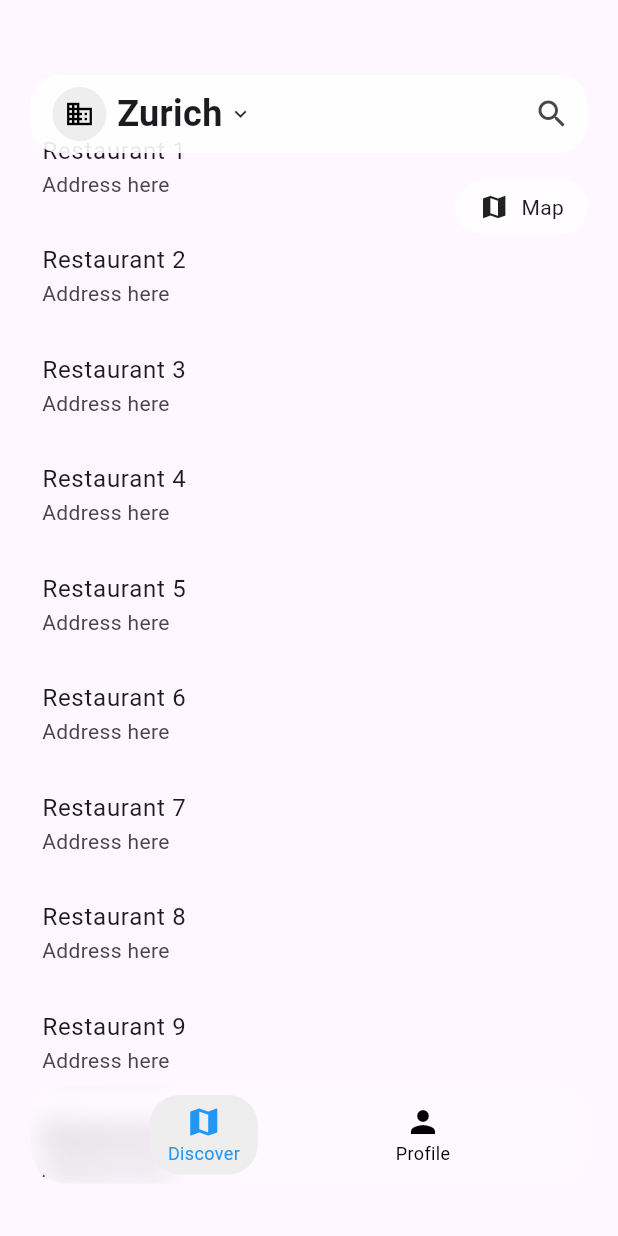
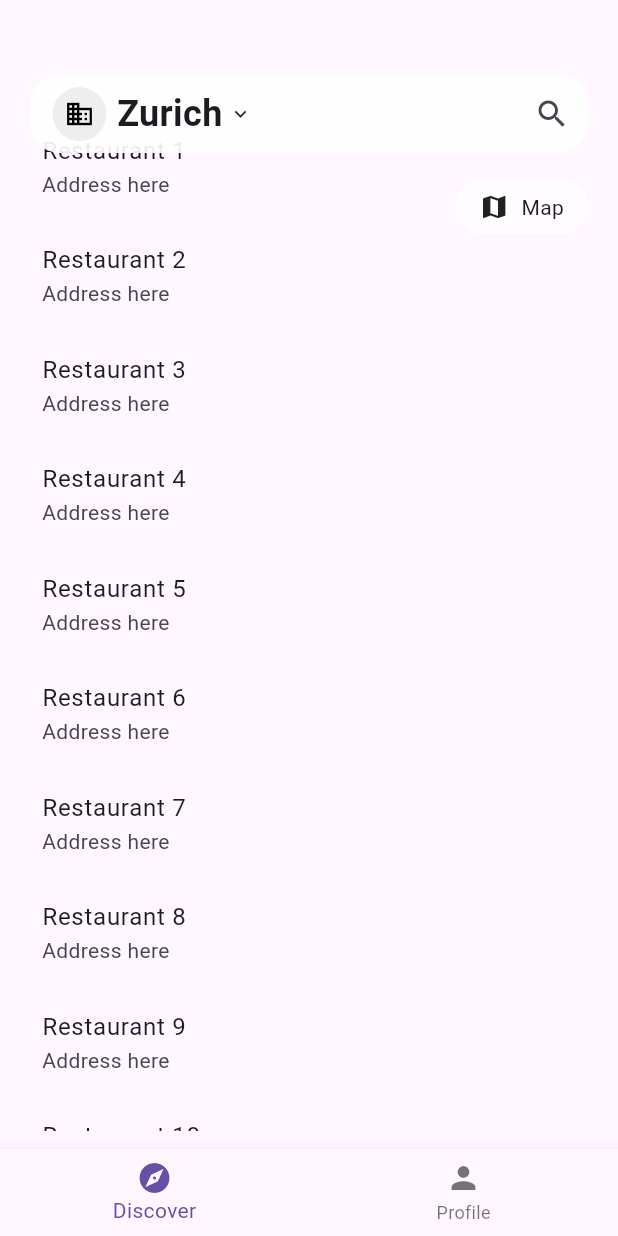
Before and after one commit to tesar27/dinedeals, a Flutter app: the screen it shows after launch, after a tap on "List", on a phone screen of 412 x 824 dp. Run offline on Flutter 3.47's test engine with Material 3 defaults, Android fonts, the phone set to English and light mode, and no system bars; our stand-ins replace flutter_map, latlong2; statements that could not run were skipped.

Commit message:
change of bottom nav to a classic

```diff
--- a/lib/main.dart
+++ b/lib/main.dart
@@ -1,11 +1,11 @@
 // ignore_for_file: avoid_print
 
+import 'package:dinedeals/widgets/bottom_nav.dart';
 import 'package:flutter/material.dart';
 import 'package:provider/provider.dart';
 import 'providers/app_provider.dart';
 import 'screens/discover.dart';
 import 'screens/profile.dart';
-import 'widgets/floating_bottom_nav.dart';
 
 void main() {
   runApp(
@@ -87,19 +87,14 @@ class _HomePageState extends State<HomePage> {
     return Consumer<AppProvider>(
       builder: (context, appProvider, child) {
         return Scaffold(
-          body: Stack(
-            children: [
-              PageView(
+          body: PageView(
             controller: _pageController,
             onPageChanged: (index) => appProvider.setIndex(index),
-                physics: const NeverScrollableScrollPhysics(),
             children: const [DiscoverPage(), ProfilePage()],
           ),
-              FloatingBottomNav(
+          bottomNavigationBar: BottomNav(
             currentIndex: appProvider.currentIndex,
             onTap: (index) => _onNavTap(context, index),
-              ),
-            ],
           ),
         );
       },
--- a/lib/screens/discover.dart
+++ b/lib/screens/discover.dart
@@ -1,6 +1,9 @@
-import 'package:dinedeals/widgets/discover/list_view.dart';
-import 'package:dinedeals/widgets/discover/map_view.dart';
 import 'package:flutter/material.dart';
+import '../widgets/discover/map_view.dart';
+import '../widgets/discover/list_view.dart';
+import '../widgets/discover/city_selector.dart';
+import '../widgets/discover/view_toggle.dart';
+import '../widgets/discover/city_sheet.dart';
 
 class DiscoverPage extends StatefulWidget {
   const DiscoverPage({super.key});
@@ -10,52 +13,23 @@ class DiscoverPage extends StatefulWidget {
 }
 
 class _DiscoverPageState extends State<DiscoverPage> {
-  bool _isMapView = true; // Toggle between map and list
-  String _selectedCity = 'Zurich'; // Default city
-  Color _iconColor = Colors.black; // Icon color state
+  bool _isMapView = true;
+  String _selectedCity = 'Zurich';
 
   void _toggleView() {
     setState(() => _isMapView = !_isMapView);
   }
 
   void _showCitySheet() {
-    final cities = [
-      'Zurich',
-      'Geneva',
-      'Basel',
-      'Bern',
-      'Lausanne',
-      'Lucerne',
-      'St. Gallen',
-      'Lugano',
-    ]; // Mock Swiss cities
-    showModalBottomSheet(
-      context: context,
-      builder: (context) => ListView.builder(
-        itemCount: cities.length,
-        itemBuilder: (context, index) => ListTile(
-          title: Text(cities[index]),
-          onTap: () {
-            setState(() => _selectedCity = cities[index]);
-            Navigator.pop(context);
-          },
-        ),
-      ),
-    );
+    CitySheet.show(context, _selectedCity, (city) {
+      setState(() => _selectedCity = city);
+    });
   }
 
   void _onSearchTap() {
     ScaffoldMessenger.of(
       context,
     ).showSnackBar(const SnackBar(content: Text('Search tapped!')));
-  }
-
-  void _onCityTapDown(TapDownDetails details) {
-    setState(() => _iconColor = Colors.white);
-  }
-
-  void _onCityTapUp(TapUpDetails details) {
-    setState(() => _iconColor = Colors.black);
   }
 
   @override
@@ -69,52 +43,15 @@ class _DiscoverPageState extends State<DiscoverPage> {
           right: 20,
           child: Container(
             decoration: BoxDecoration(
-              color: Colors.white.withValues(alpha: 0.9),
+              color: Colors.white.withOpacity(0.9),
               borderRadius: BorderRadius.circular(20),
             ),
             child: Row(
               mainAxisAlignment: MainAxisAlignment.spaceBetween,
               children: [
-                Expanded(
-                  child: GestureDetector(
-                    onTap: _showCitySheet,
-                    onTapDown: _onCityTapDown,
-                    onTapUp: _onCityTapUp,
-                    child: Container(
-                      color: Colors.transparent,
-                      padding: const EdgeInsets.symmetric(
-                        horizontal: 15,
-                        vertical: 8,
-                      ),
-                      child: Row(
-                        children: [
-                          Container(
-                            padding: const EdgeInsets.all(8),
-                            decoration: BoxDecoration(
-                              color:
-                                  Colors.grey[200], // Light grayish background
-                              shape: BoxShape.circle,
-                            ),
-                            child: Icon(
-                              Icons.business, // Building icon
-                              color: _iconColor,
-                              size: 20,
-                            ),
-                          ),
-                          const SizedBox(width: 7),
-                          Text(
-                            _selectedCity,
-                            style: const TextStyle(
-                              fontSize: 24,
-                              fontWeight: FontWeight.bold,
-                            ),
-                          ),
-                          const SizedBox(width: 4),
-                          const Icon(Icons.keyboard_arrow_down, size: 16),
-                        ],
-                      ),
-                    ),
-                  ),
+                CitySelector(
+                  selectedCity: _selectedCity,
+                  onTap: _showCitySheet,
                 ),
                 IconButton(
                   icon: const Icon(Icons.search),
@@ -127,27 +64,7 @@ class _DiscoverPageState extends State<DiscoverPage> {
         Positioned(
           top: 120,
           right: 20,
-          child: GestureDetector(
-            onTap: _toggleView,
-            child: Container(
-              padding: const EdgeInsets.symmetric(horizontal: 16, vertical: 8),
-              decoration: BoxDecoration(
-                color: Colors.white.withOpacity(0.8),
-                borderRadius: BorderRadius.circular(20),
-              ),
-              child: Row(
-                mainAxisSize: MainAxisSize.min,
-                children: [
-                  Icon(_isMapView ? Icons.list : Icons.map, size: 20),
-                  const SizedBox(width: 8),
-                  Text(
-                    _isMapView ? 'List' : 'Map',
-                    style: const TextStyle(fontSize: 14),
-                  ),
-                ],
-              ),
-            ),
-          ),
+          child: ViewToggle(isMapView: _isMapView, onToggle: _toggleView),
         ),
       ],
     );
--- a/lib/widgets/bottom_nav.dart
+++ b/lib/widgets/bottom_nav.dart
@@ -1,28 +1,21 @@
 // filepath: lib/widgets/bottom_nav.dart
 import 'package:flutter/material.dart';
-import 'package:provider/provider.dart';
-import '../providers/app_provider.dart';
-import '../screens/discover.dart';
-import '../screens/profile.dart';
 
 class BottomNav extends StatelessWidget {
-  const BottomNav({super.key});
+  final int currentIndex;
+  final void Function(int) onTap;
+
+  const BottomNav({super.key, required this.currentIndex, required this.onTap});
 
   @override
   Widget build(BuildContext context) {
-    final provider = Provider.of<AppProvider>(context);
-    final pages = [const DiscoverPage(), const ProfilePage()];
-
-    return Scaffold(
-      body: pages[provider.currentIndex],
-      bottomNavigationBar: BottomNavigationBar(
-        currentIndex: provider.currentIndex,
-        onTap: provider.setIndex,
-        items: const [
-          BottomNavigationBarItem(icon: Icon(Icons.map), label: 'Discover'),
-          BottomNavigationBarItem(icon: Icon(Icons.person), label: 'Profile'),
-        ],
-      ),
+    return BottomNavigationBar(
+      currentIndex: currentIndex,
+      onTap: onTap,
+      items: const [
+        BottomNavigationBarItem(icon: Icon(Icons.explore), label: 'Discover'),
+        BottomNavigationBarItem(icon: Icon(Icons.person), label: 'Profile'),
+      ],
     );
   }
 }
--- /dev/null
+++ b/lib/widgets/discover/city_selector.dart
@@ -0,0 +1,64 @@
+import 'package:flutter/material.dart';
+
+class CitySelector extends StatefulWidget {
+  final String selectedCity;
+  final VoidCallback onTap;
+
+  const CitySelector({
+    super.key,
+    required this.selectedCity,
+    required this.onTap,
+  });
+
+  @override
+  State<CitySelector> createState() => _CitySelectorState();
+}
+
+class _CitySelectorState extends State<CitySelector> {
+  Color _iconColor = Colors.black;
+
+  void _onTapDown(TapDownDetails details) {
+    setState(() => _iconColor = Colors.white);
+  }
+
+  void _onTapUp(TapUpDetails details) {
+    setState(() => _iconColor = Colors.black);
+  }
+
+  @override
+  Widget build(BuildContext context) {
+    return Expanded(
+      child: GestureDetector(
+        onTap: widget.onTap,
+        onTapDown: _onTapDown,
+        onTapUp: _onTapUp,
+        child: Container(
+          color: Colors.transparent,
+          padding: const EdgeInsets.symmetric(horizontal: 15, vertical: 8),
+          child: Row(
+            children: [
+              Container(
+                padding: const EdgeInsets.all(8),
+                decoration: BoxDecoration(
+                  color: Colors.grey[200],
+                  shape: BoxShape.circle,
+                ),
+                child: Icon(Icons.business, color: _iconColor, size: 20),
+              ),
+              const SizedBox(width: 7),
+              Text(
+                widget.selectedCity,
+                style: const TextStyle(
+                  fontSize: 24,
+                  fontWeight: FontWeight.bold,
+                ),
+              ),
+              const SizedBox(width: 4),
+              const Icon(Icons.keyboard_arrow_down, size: 16),
+            ],
+          ),
+        ),
+      ),
+    );
+  }
+}
--- /dev/null
+++ b/lib/widgets/discover/city_sheet.dart
@@ -0,0 +1,37 @@
+import 'package:flutter/material.dart';
+
+class CitySheet {
+  static void show(
+    BuildContext context,
+    String currentCity,
+    Function(String) onCitySelected,
+  ) {
+    final cities = [
+      'Zurich',
+      'Geneva',
+      'Basel',
+      'Bern',
+      'Lausanne',
+      'Lucerne',
+      'St. Gallen',
+      'Lugano',
+    ];
+
+    showModalBottomSheet(
+      context: context,
+      builder: (context) => ListView.builder(
+        itemCount: cities.length,
+        itemBuilder: (context, index) => ListTile(
+          title: Text(cities[index]),
+          trailing: cities[index] == currentCity
+              ? const Icon(Icons.check, color: Colors.blue)
+              : null,
+          onTap: () {
+            onCitySelected(cities[index]);
+            Navigator.pop(context);
+          },
+        ),
+      ),
+    );
+  }
+}
--- /dev/null
+++ b/lib/widgets/discover/view_toggle.dart
@@ -0,0 +1,37 @@
+import 'package:flutter/material.dart';
+
+class ViewToggle extends StatelessWidget {
+  final bool isMapView;
+  final VoidCallback onToggle;
+
+  const ViewToggle({
+    super.key,
+    required this.isMapView,
+    required this.onToggle,
+  });
+
+  @override
+  Widget build(BuildContext context) {
+    return GestureDetector(
+      onTap: onToggle,
+      child: Container(
+        padding: const EdgeInsets.symmetric(horizontal: 16, vertical: 8),
+        decoration: BoxDecoration(
+          color: Colors.white.withOpacity(0.8),
+          borderRadius: BorderRadius.circular(20),
+        ),
+        child: Row(
+          mainAxisSize: MainAxisSize.min,
+          children: [
+            Icon(isMapView ? Icons.list : Icons.map, size: 20),
+            const SizedBox(width: 8),
+            Text(
+              isMapView ? 'List' : 'Map',
+              style: const TextStyle(fontSize: 14),
+            ),
+          ],
+        ),
+      ),
+    );
+  }
+}
```
Lines whose indentation alone changed are shown as unchanged.
